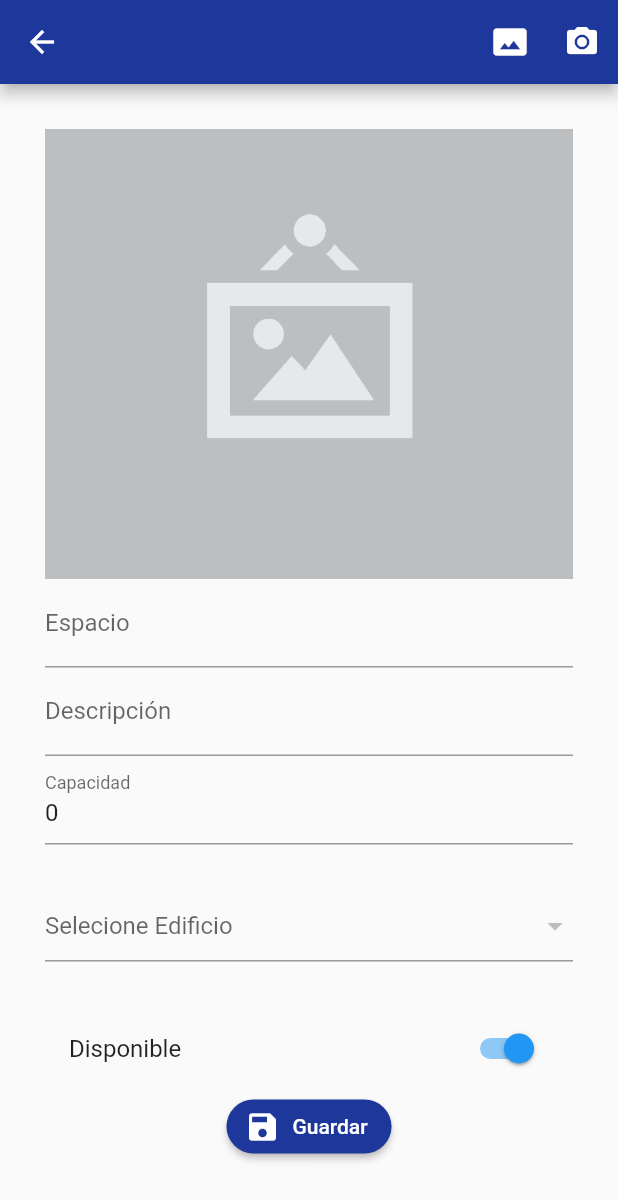
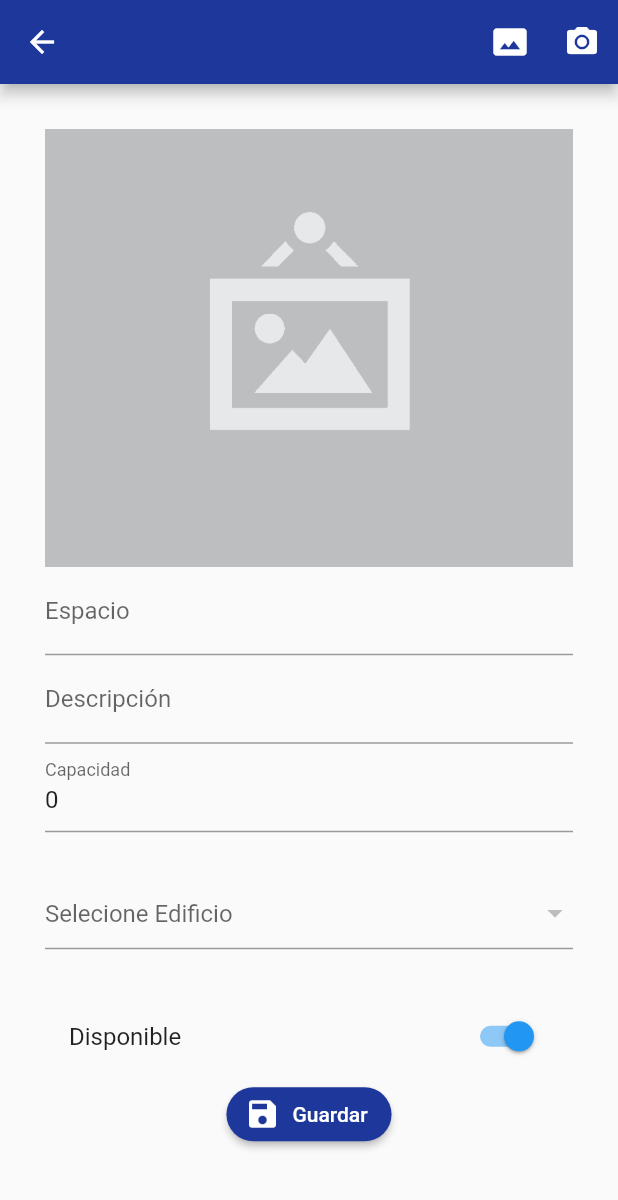
Before and after one commit to Marco-Chi-Castillo/app_flutter, a Flutter app: the FormEspacioPage screen opened by its route, on a phone screen of 412 x 824 dp. Shown: the top 1200 px of the screen. Run offline on Flutter 3.47's test engine with Material 2 defaults, Android fonts, the phone set to English and light mode, and no system bars; our stand-ins replace image_picker, sqflite; missing offline and left inert: mime_type; accounts and stored records are empty; project files that could hold a hidden picture were left out.

Commit message:
Detalle carga de imágenes

```diff
--- a/lib/src/pages/espacio_Formulario_page.dart
+++ b/lib/src/pages/espacio_Formulario_page.dart
@@ -87,12 +87,10 @@ class _FormEspacioPageState extends State<FormEspacioPage> {
         fit: BoxFit.contain,
       );
     } else {
-      return Image(
-        image: AssetImage(foto?.path ?? 'assets/images/no-image.png'),
-        height: 300.0,
-        fit: BoxFit.cover,
-      );
-      // Image.asset('assets/images/no-image.png');
+      if (foto != null) {
+        return Image.file(foto, height: 300.0, fit: BoxFit.cover);
+      }
+      return Image.asset('assets/images/no-image.png');
     }
   }
 
```
